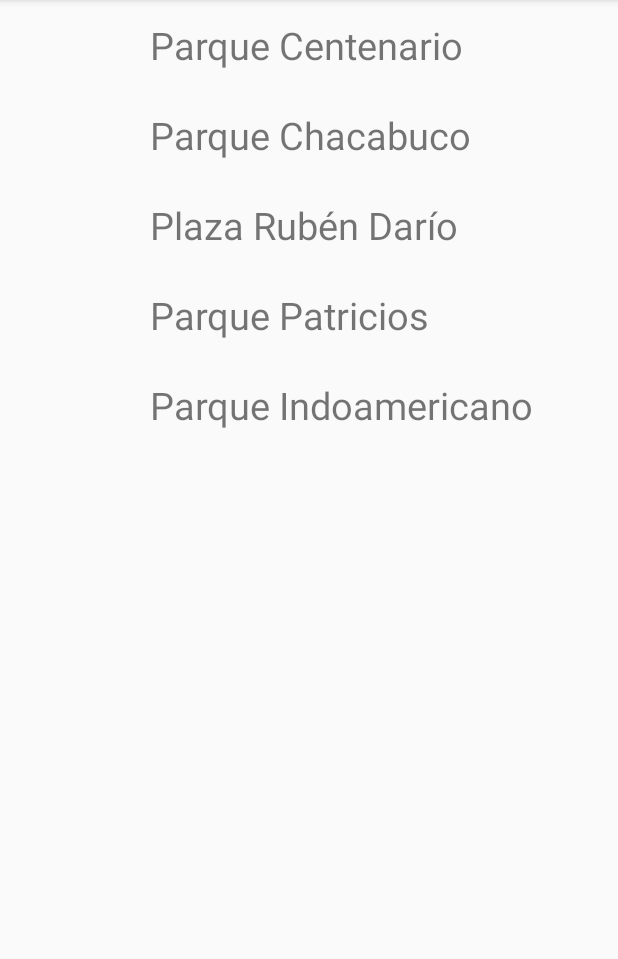
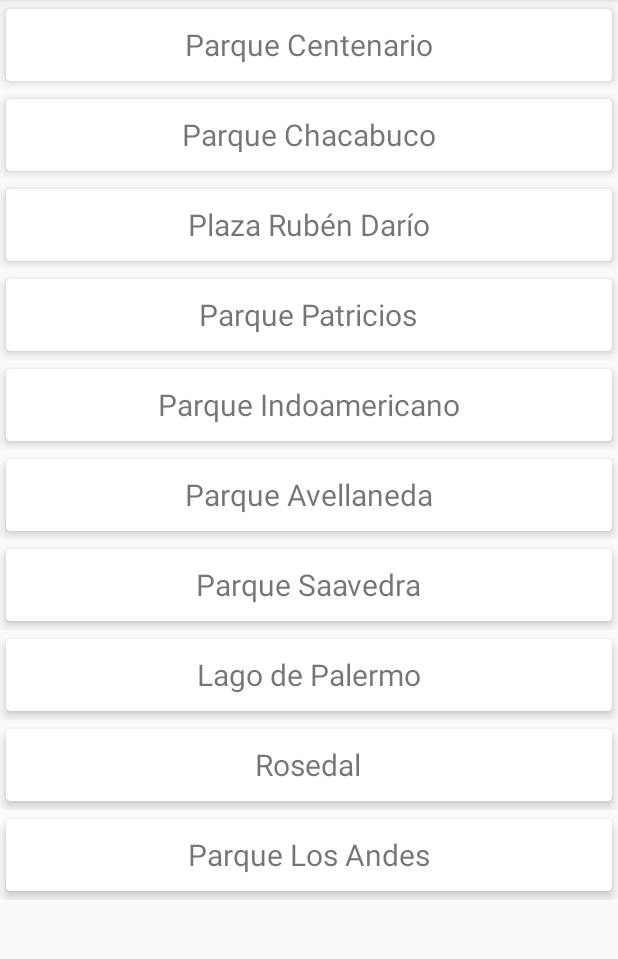
Before and after one commit to marcosdecris/Entrenate, an Android app: the ContenedorDondeEntreno screen opened directly, with no data from a screen before it, on a phone screen of 412 x 824 dp, the part 84-1043 px from its top. Run offline under Robolectric (Android 15) with nearby library versions, the light colour scheme and no system bars.

Commit message:
Mapa Ok, Detalle semi Ok

```diff
--- a/app/src/main/java/com/example/marcos/appejercicios/DAO/DaoPlaza.java
+++ b/app/src/main/java/com/example/marcos/appejercicios/DAO/DaoPlaza.java
@@ -18,6 +18,11 @@
      listaPlazas.add(plaza3);
      listaPlazas.add(plaza4);
      listaPlazas.add(plaza5);
+     listaPlazas.add(plaza6);
+     listaPlazas.add(plaza7);
+     listaPlazas.add(plaza8);
+     listaPlazas.add(plaza9);
+     listaPlazas.add(plaza10);
         return listaPlazas;
     }
 
@@ -26,9 +31,15 @@
 
 
 
-    Plaza plaza1 = new Plaza("Parque Centenario", " Antonio Machado y Leopoldo Marechal");
+    Plaza plaza1 = new Plaza("Parque Centenario", "Antonio Machado y Leopoldo Marechal");
     Plaza plaza2 = new Plaza("Parque Chacabuco", "Emilio Mitre y Av. Asamblea");
     Plaza plaza3 = new Plaza("Plaza Rubén Darío", "Av. Del Libertador y Dr. Luis Agote");
     Plaza plaza4 = new Plaza("Parque Patricios", "Patagones y Monteagudo");
-    Plaza plaza5 = new Plaza("Parque Indoamericano", " Av. Castañares y Av. Escalada");
+    Plaza plaza5 = new Plaza("Parque Indoamericano", "Av. Castañares y Av. Escalada");
+    Plaza plaza6 = new Plaza("Parque Avellaneda", "Av. Lacarra y Av. Bilbao");
+    Plaza plaza7 = new Plaza("Parque Saavedra", "Av. García del Río y Av. Melián");
+    Plaza plaza8 = new Plaza("Lago de Palermo", "Andrés Bello casi esq. Ernesto Tornquist");
+    Plaza plaza9 = new Plaza("Rosedal", "Iraola y Av. Sarmiento");
+    Plaza plaza10 = new Plaza("Parque Los Andes", "Av. Dorrego y Av. Corrientes");
+
 }
--- a/app/src/main/java/com/example/marcos/appejercicios/View/Adaptadores/AdaptadorDndeEntreno.java
+++ b/app/src/main/java/com/example/marcos/appejercicios/View/Adaptadores/AdaptadorDndeEntreno.java
@@ -50,7 +50,7 @@
             @Override
             public void onClick(View v) {
                 //TODO -- Metodo para ir a detalle
-               comunicador3.irAMapa(plaza.getDireccion());
+               comunicador3.irAMapa(plaza.getNombre() ,plaza.getDireccion());
             }
         });
     }
@@ -83,6 +83,6 @@
     }
 
     public interface Comunicador3 {
-        public void irAMapa(String direccion );
+        public void irAMapa(String nombre,String direccion );
     }
 }
--- a/app/src/main/java/com/example/marcos/appejercicios/View/DondeEntreno/ContenedorDondeEntreno.java
+++ b/app/src/main/java/com/example/marcos/appejercicios/View/DondeEntreno/ContenedorDondeEntreno.java
@@ -44,13 +44,14 @@
 
     //Metodo que viene del onClic del adaptador
     @Override
-    public void irAMapa(String direccion) {
+    public void irAMapa(String nombre, String direccion) {
         if(isServicesOk()){
             // TODO -- Escribir el metodo que va al mapa
 //            FragmentDetalleLugar fragmentDetalleLugar = new FragmentDetalleLugar();
 //            cargarFragment(fragmentDetalleLugar);
             Intent intent = new Intent(ContenedorDondeEntreno.this, MapActivity.class);
             Bundle bundle = new Bundle();
+            bundle.putString(MapActivity.CLAVE_NOMBRE, nombre);
             bundle.putString(MapActivity.CLAVE_DIRECCION, direccion);
             intent.putExtras(bundle);
             startActivity(intent);
--- a/app/src/main/res/layout/celda_donde_entreno.xml
+++ b/app/src/main/res/layout/celda_donde_entreno.xml
@@ -1,9 +1,20 @@
 <?xml version="1.0" encoding="utf-8"?>
-<LinearLayout
-    xmlns:android="http://schemas.android.com/apk/res/android" android:layout_width="match_parent"
+<LinearLayout xmlns:android="http://schemas.android.com/apk/res/android"
+    android:layout_width="match_parent"
     android:layout_height="60dp"
+    xmlns:app="http://schemas.android.com/apk/res-auto"
     android:orientation="horizontal"
     android:id="@+id/layoutCeldaDndEntreno">
+
+
+    <android.support.v7.widget.CardView
+        android:layout_width="match_parent"
+        android:layout_height="match_parent"
+        android:id="@+id/idCardViewCelda"
+        app:cardUseCompatPadding="true"
+        app:cardElevation="4dp"
+        app:cardCornerRadius="3dp"
+        app:cardPreventCornerOverlap="false">
 
     <TextView
         android:id="@+id/textViewNombreDndeEntr"
@@ -11,10 +22,10 @@
         android:layout_height="wrap_content"
         android:hint="Nombre"
         android:layout_gravity="center"
-        android:textSize="25dp"
-        android:layout_marginLeft="100dp"
+        android:textSize="20dp"
+
         />
 
 
-
+    </android.support.v7.widget.CardView>
 </LinearLayout>
```
Also changed, not shown: app/src/main/java/com/example/marcos/appejercicios/View/DondeEntreno/MapActivity.java (+5 -2 lines), app/src/main/res/layout/activity_map.xml (+13 -1 lines).
